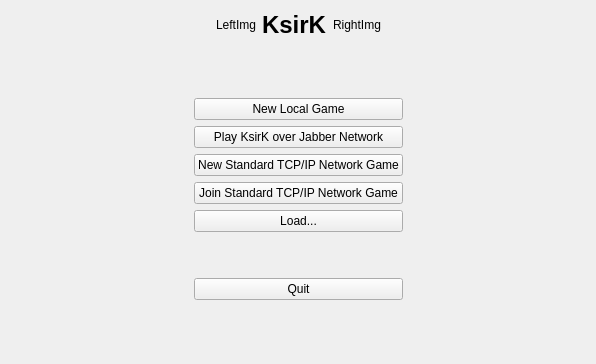
KDE/ksirk, file ksirk/mainMenu.ui: the form before one commit.
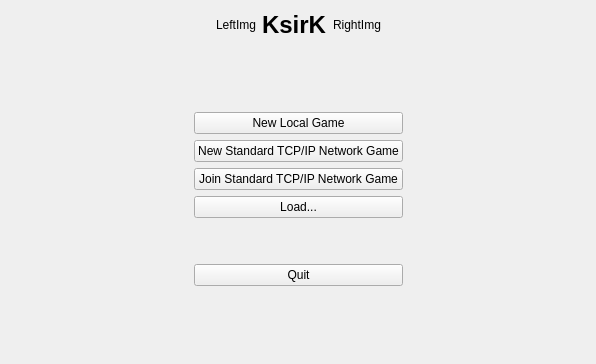
The form after the commit.

Commit message: Make support for Jabber a build option

Diff of the .ui file:
```diff
--- a/ksirk/mainMenu.ui
+++ b/ksirk/mainMenu.ui
@@ -98,13 +98,6 @@
          </property>
         </widget>
        </item>
-       <item>
-        <widget class="QPushButton" name="pbJabberGame" >
-         <property name="text" >
-          <string>Play KsirK over Jabber Network</string>
-         </property>
-        </widget>
-       </item>
        <item>
         <widget class="QPushButton" name="pbNewSocketGame" >
          <property name="text" >
```
The commit also changes 11 other files.
